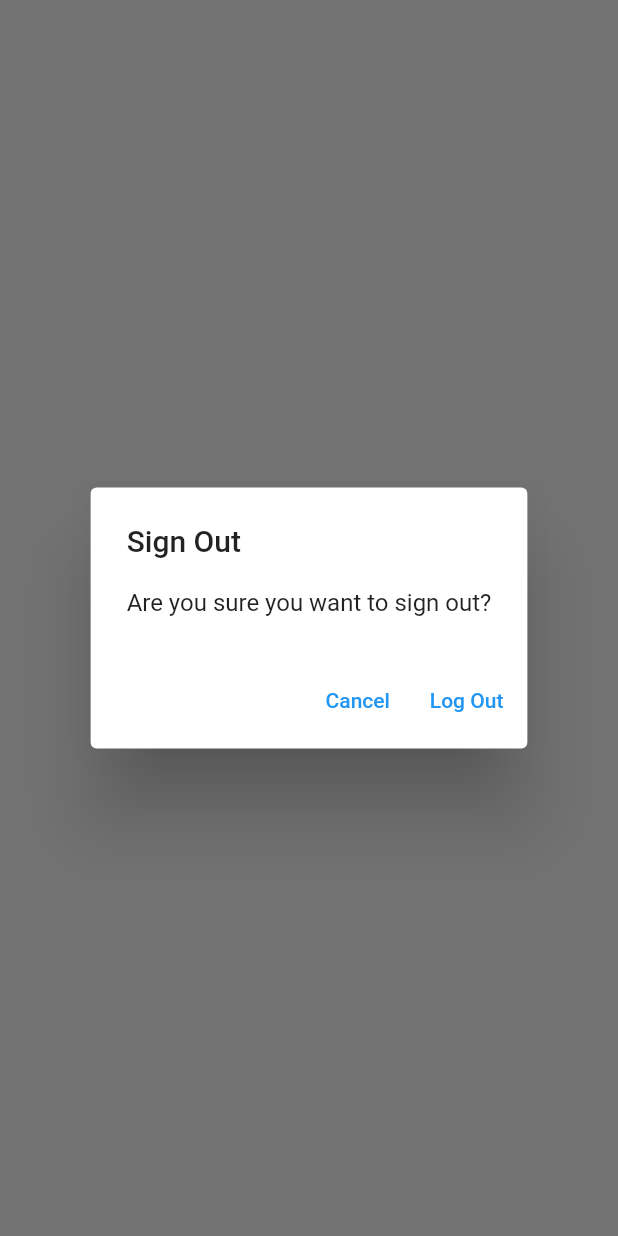
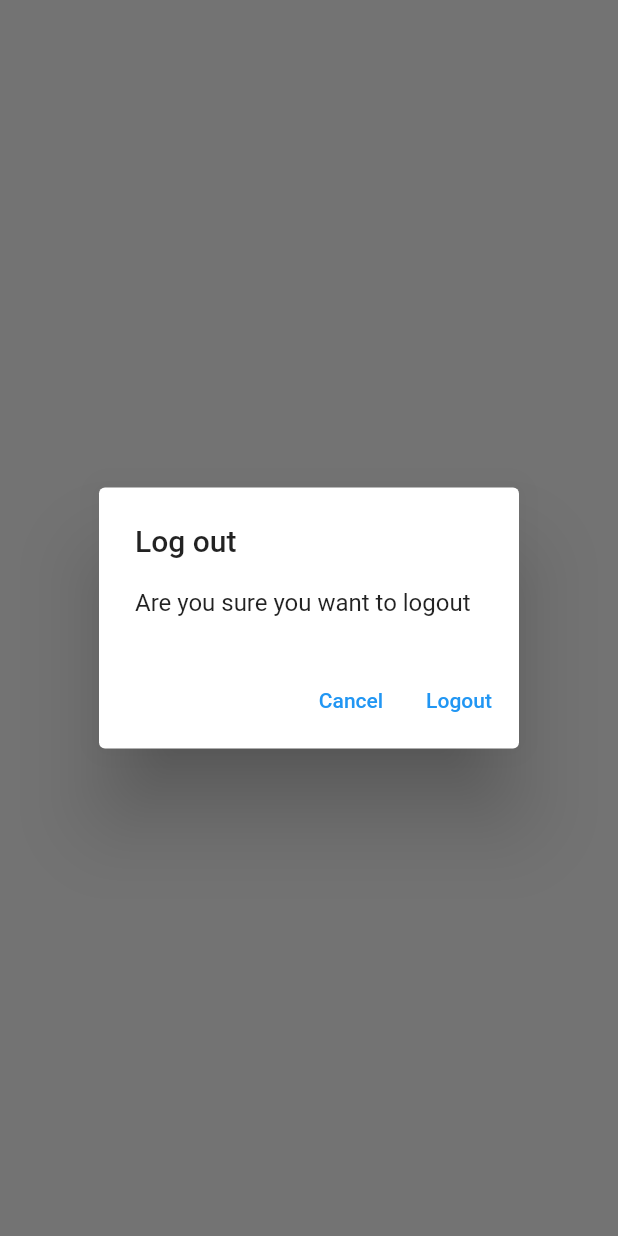
Before and after one commit to VighneshMestry/NotesApplicaitonWithFlutterBloc, a Flutter app: what showLogOutDialog() shows on an empty page, opened directly, on a phone screen of 412 x 824 dp. Run offline on Flutter 3.47's test engine with Material 2 defaults, Android fonts, the phone set to English and light mode, and no system bars; our stand-ins replace firebase_auth, firebase_core, sqflite; accounts and stored records are empty; network calls fail.

Commit message:
step-16 updated the notes view with delete

```diff
--- /dev/null
+++ b/lib/utilities/dialogs/generic_dialog.dart
@@ -0,0 +1,39 @@
+import 'package:flutter/material.dart';
+
+typedef DialogOptionBuilder<T> = Map<String, T?> Function();
+
+
+// Generics is required to produce dufferent values. Generic function that can, based on what is provided is able to return the value.
+Future<T?> showGenericDialog<T> ({
+  // The context used in the showDialog refers to this BuilderContext. Try changing the name of the following BuildContext.
+  required BuildContext context,
+  required String title,
+  required String content,
+  required DialogOptionBuilder optionsBuilder,
+}) {
+  final options = optionsBuilder();
+  // Below the whole statement returns the number of button which is required by the user in the dialogBox along with the text and the required datatype according to output
+  // So the whole statement converts the value received from the map which is given by the user to the UI dialog box's buttons.
+  return showDialog<T>(
+    context: context,
+    builder: (context) {
+      return AlertDialog(
+        title: Text(title),
+        content: Text(content),
+        actions: options.keys.map((optionTitle) {
+          final value = options[optionTitle];
+          return TextButton(
+            onPressed: () {
+              if(value != null){
+                Navigator.of(context).pop(value);
+              }else {
+                Navigator.of(context).pop();
+              }
+            },
+            child: Text(optionTitle));
+        }).toList(),
+      );
+    },
+  );
+
+}
--- /dev/null
+++ b/lib/utilities/dialogs/log_out.dart
@@ -0,0 +1,16 @@
+import 'package:flutter/cupertino.dart';
+import 'package:learningdart/utilities/dialogs/generic_dialog.dart';
+
+Future<bool> showLogOutDialog (BuildContext context) {
+  return showGenericDialog(
+    context: context,
+    title: 'Log out',
+    content: 'Are you sure you want to logout',
+    optionsBuilder: () => {
+      'Cancel' : false,
+      'Logout' : true,
+    },
+  ).then(
+    (value) => value ?? false
+  );
+}
--- a/lib/views/login_view.dart
+++ b/lib/views/login_view.dart
@@ -4,7 +4,8 @@ import 'package:learningdart/constants/routes.dart';
 import 'package:learningdart/services/auth/auth_exceptions.dart';
 import 'package:learningdart/services/auth/auth_service.dart';
 
-import '../utilities/show_error_dialog.dart';
+import '../utilities/dialogs/error_dialog.dart';
+
 
 class LoginView extends StatefulWidget {
   const LoginView({super.key});
--- a/lib/views/notes/new_note_view.dart
+++ b/lib/views/notes/new_note_view.dart
@@ -87,6 +87,8 @@ class _NewNoteViewState extends State<NewNoteView> {
             case ConnectionState.done:
             _note = snapshot.data;
             _setupTextControllerListener();
+            print("Text : "+ _textController.text);
+
 
             //Take input from user
               return TextField(
@@ -101,6 +103,7 @@ class _NewNoteViewState extends State<NewNoteView> {
               return const CircularProgressIndicator();
           }
         },
+
       ),
     );
   }
--- a/lib/views/notes_view.dart
+++ b/lib/views/notes_view.dart
@@ -1,11 +1,11 @@
-import 'dart:developer';
-
 import 'package:flutter/material.dart';
 import 'package:learningdart/services/auth/auth_service.dart';
 import 'package:learningdart/services/crud/notes_service.dart';
+import 'package:learningdart/views/notes/notes_list_view.dart';
 
 import '../enum/menu_action.dart';
 import '../constants/routes.dart';
+import '../utilities/dialogs/log_out.dart';
 
 class NotesView extends StatefulWidget {
   const NotesView({super.key});
@@ -74,20 +74,12 @@ class NotesViewState extends State<NotesView> {
                       case ConnectionState.active:
                         if(snapshot.hasData){
                           final allNotes = snapshot.data as List<DatabaseNote>;
-                          return ListView.builder(
-                            itemCount: allNotes.length,
-                            itemBuilder:(context, index) {
-                              final note = allNotes[index];
-                              return ListTile(
-                                title: Text(
-                                  note.text,
-                                  maxLines: 1,
-                                  softWrap: true,
-                                  overflow: TextOverflow.ellipsis,
-                                  ),
-                              );
-                            },
-                          );
+                          return NotesListView(
+                            notes: allNotes,
+                            oneDeleteNote: (note) async{
+                              await _notesService.deleteNote(id: note.id);
+                            }
+                            );
                         }else{
                           return const CircularProgressIndicator();
                         }
@@ -104,45 +96,3 @@ class NotesViewState extends State<NotesView> {
     );
   }
 }
-
-Future<bool> showLogOutDialog(BuildContext context){
-  return showDialog<bool>(
-    context: context,
-    builder: (context) {
-      return AlertDialog(
-        title: const Text('Sign Out'),
-        content: const Text('Are you sure you want to sign out?'),
-        actions: [
-          TextButton(onPressed: () {
-            Navigator.of(context).pop(false);
-          }, child: const Text('Cancel')),
-          TextButton(onPressed: () {
-            Navigator.of(context).pop(true);
-          }, child: const Text('Log Out')),
-        ],
-      );
-    },
-  ).then((value) => value ?? false);
-}
-
-
-// if(snapshot.hasData){
-//                           final allNotes = snapshot.data as List<DatabaseNote>;
-//                           return ListView.builder(
-//                             itemCount: allNotes.length,
-//                             itemBuilder: (context, index) {
-//                               final note = allNotes[index];
-//                               return ListTile(
-//                                 title: Text(
-//                                   note.text,
-//                                   maxLines: 1,
-//                                   softWrap: true,
-//                                   overflow: TextOverflow.ellipsis,
-//                                   ),
-//                               );
-//                             },
-//                           );
-//                         }else{
-//                           log('else loading');
-//                           return const CircularProgressIndicator();
-//                         }
--- a/lib/views/register_view.dart
+++ b/lib/views/register_view.dart
@@ -1,10 +1,9 @@
 import 'package:flutter/material.dart';
-import 'dart:developer' as devtools show log;
-
 import 'package:learningdart/constants/routes.dart';
 import 'package:learningdart/services/auth/auth_exceptions.dart';
 import 'package:learningdart/services/auth/auth_service.dart';
-import 'package:learningdart/utilities/show_error_dialog.dart';
+
+import '../utilities/dialogs/error_dialog.dart';
 
 class RegisterView extends StatefulWidget {
   const RegisterView({super.key});
```
Also changed, not shown: lib/utilities/dialogs/delete_dialog.dart (added, +16 -0 lines), lib/utilities/dialogs/error_dialog.dart (added, +15 -0 lines), lib/utilities/show_error_dialog.dart (deleted, +0 -22 lines), lib/views/notes/notes_list_view.dart (added, +44 -0 lines).
